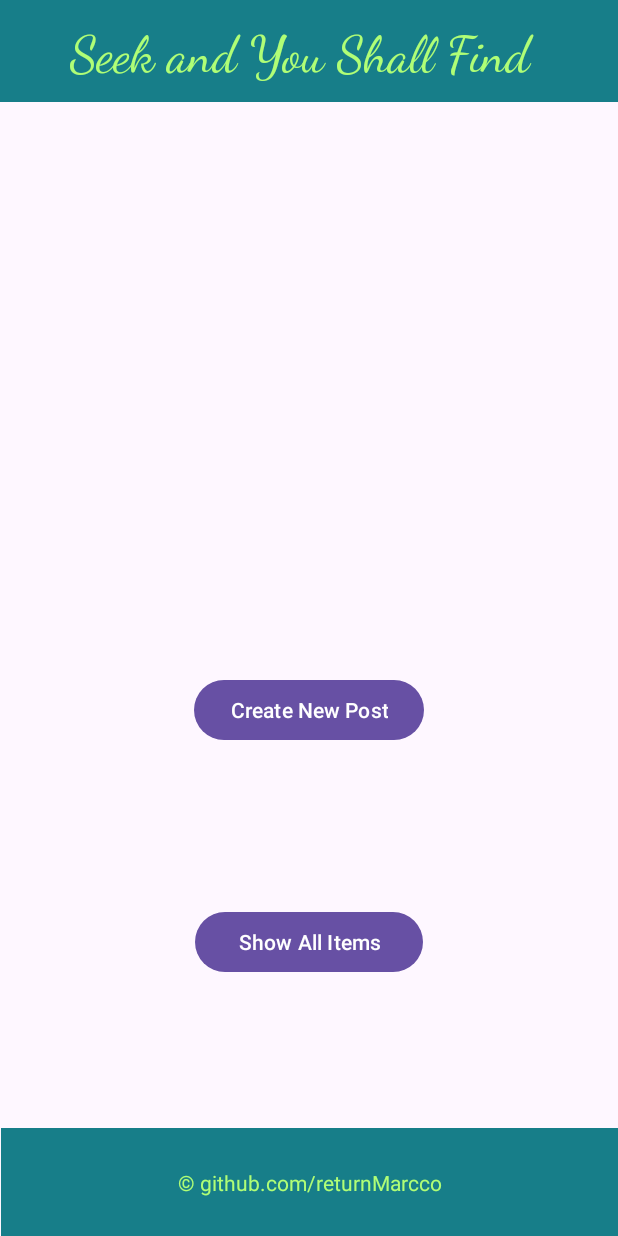
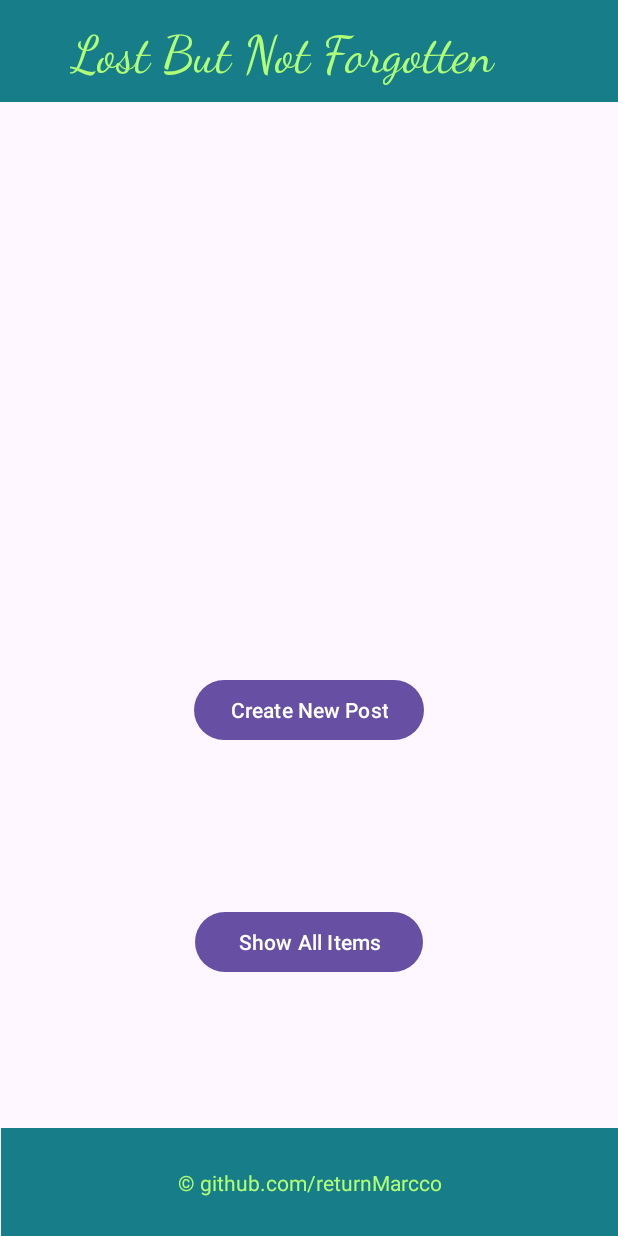
Before and after one commit to returnMarcco/lost-and-found-app-android, an Android app: the screen it shows after launch (Dashboard), on a phone screen of 412 x 824 dp. Run offline under Robolectric (Android 15) with nearby library versions, the phone set to English and light mode, and no system bars.

Commit message:
change header title string

```diff
--- a/app/src/main/java/com/example/lost_and_found_app_android/Dashboard.java
+++ b/app/src/main/java/com/example/lost_and_found_app_android/Dashboard.java
@@ -1,7 +1,6 @@
 package com.example.lost_and_found_app_android;
 
 import androidx.appcompat.app.AppCompatActivity;
-import android.app.Activity;
 import android.os.Bundle;
 import android.widget.Button;
 import android.view.View;
@@ -9,9 +8,6 @@ import android.view.View.OnClickListener;
 import android.content.Intent;
 
 public class Dashboard extends AppCompatActivity {
-
-
-
     @Override
     protected void onCreate(Bundle savedInstanceState) {
         super.onCreate(savedInstanceState);
--- a/app/src/main/res/values/strings.xml
+++ b/app/src/main/res/values/strings.xml
@@ -1,6 +1,6 @@
 <resources>
     <string name="app_name">lost-and-found-app-android</string>
-    <string name="textview">Seek and You Shall Find</string>
+    <string name="textview">Lost But Not Forgotten</string>
     <string name="github_com_returnmarcco">© github.com/returnMarcco</string>
     <string name="show_all_items">Show All Items</string>
     <string name="create_new_post">Create New Post</string>
```
